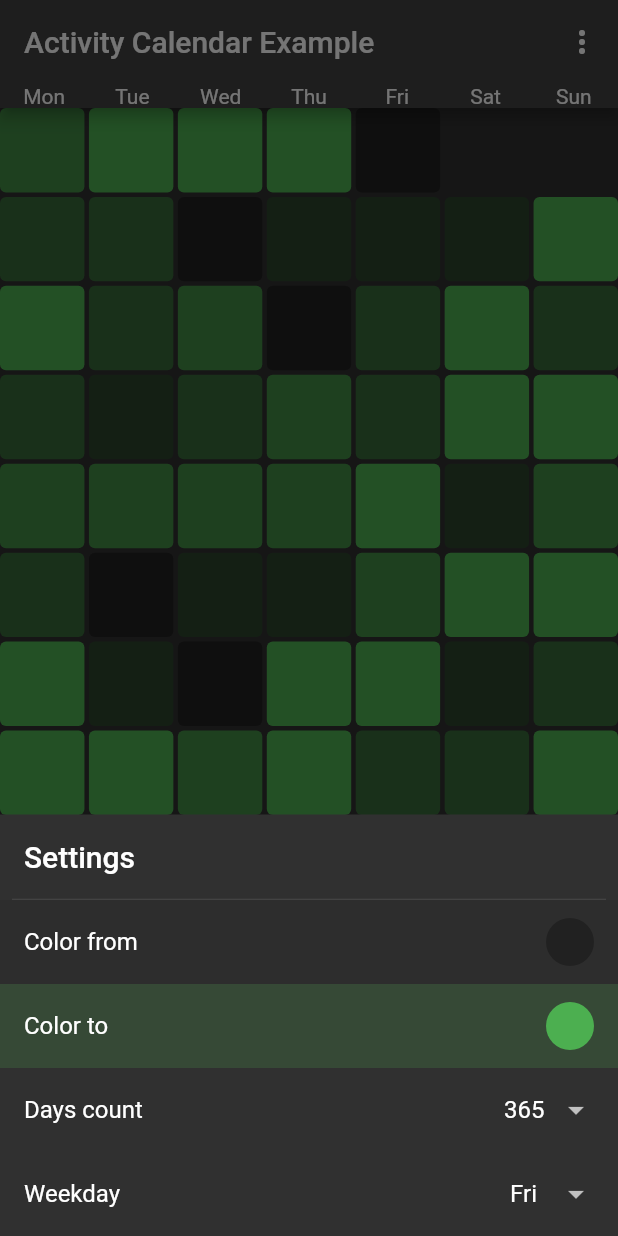
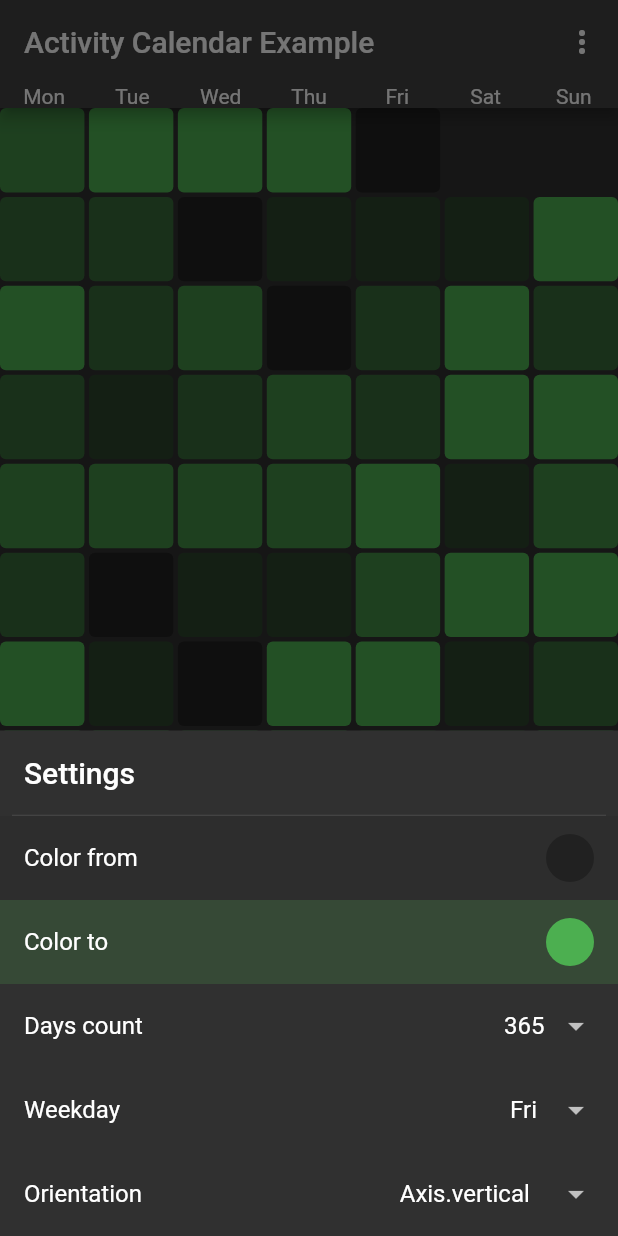
Before and after one commit to Vorkytaka/activity_calendar, a Flutter app: the screen it shows after launch, after a tap on the "more vert" icon, on a phone screen of 412 x 824 dp. Run offline on Flutter 3.47's test engine with Material 2 defaults, Android fonts, the phone set to English and light mode, and no system bars.

Commit message:
• Select orientation

```diff
--- a/example/lib/main.dart
+++ b/example/lib/main.dart
@@ -1,6 +1,7 @@
 import 'dart:math';
 
 import 'package:activity_calendar/activity_calendar.dart';
+import 'package:flutter/cupertino.dart';
 import 'package:flutter/material.dart';
 import 'package:intl/intl.dart';
 
@@ -126,6 +127,26 @@ class ExampleApp extends StatelessWidget {
                             ),
                           ),
                         ),
+                        ListTile(
+                          title: const Text('Orientation'),
+                          trailing: DropdownButtonHideUnderline(
+                            child: DropdownButton<Axis>(
+                              value: _sharedOrientation(context),
+                              items: [
+                                for (final axis in Axis.values)
+                                  DropdownMenuItem(
+                                    value: axis,
+                                    child: Text(axis.toString()),
+                                  ),
+                              ],
+                              onChanged: (value) => SharedAppData.setValue(
+                                context,
+                                _orientationKey,
+                                value,
+                              ),
+                            ),
+                          ),
+                        )
                       ],
                     ),
                   );
@@ -145,28 +166,20 @@ class ExampleApp extends StatelessWidget {
               preferredSize: const Size.fromHeight(16),
             ),
           ),
-          body: ActivityCalendar(
+          body: SizedBox(
+            height: _sharedOrientation(context) == Axis.horizontal
+                ? 200
+                : double.maxFinite,
+            child: ActivityCalendar(
               activities: rl(_sharedDaysCount(context)),
               fromColor: _sharedFromColor(context),
               toColor: _sharedToColor(context),
               steps: 5,
               borderRadius: BorderRadius.circular(4),
               weekday: _sharedWeekday(context),
+              scrollDirection: _sharedOrientation(context),
+              reverse: _sharedOrientation(context) == Axis.horizontal,
             ),
-          bottomNavigationBar: BottomNavigationBar(
-            items: const [
-              BottomNavigationBarItem(
-                icon: RotatedBox(
-                  quarterTurns: 1,
-                  child: Icon(Icons.calendar_view_month),
-                ),
-                label: 'Вертикально',
-              ),
-              BottomNavigationBarItem(
-                icon: Icon(Icons.calendar_view_month),
-                label: 'Горизонтально',
-              ),
-            ],
           ),
         ),
       ),
@@ -183,6 +196,7 @@ final Object _fromColorKey = Object();
 final Object _toColorKey = Object();
 final Object _daysCountKey = Object();
 final Object _weekdayKey = Object();
+final Object _orientationKey = Object();
 
 Color _sharedFromColor(BuildContext context) =>
     SharedAppData.getValue<Object, Color>(
@@ -208,6 +222,12 @@ int _sharedWeekday(BuildContext context) => SharedAppData.getValue(
       context,
       _weekdayKey,
       () => DateTime.now().weekday,
+    );
+
+Axis _sharedOrientation(BuildContext context) => SharedAppData.getValue(
+      context,
+      _orientationKey,
+      () => Axis.vertical,
     );
 
 class _ColorMenuItem extends StatelessWidget {
```
Lines whose indentation alone changed are shown as unchanged.
